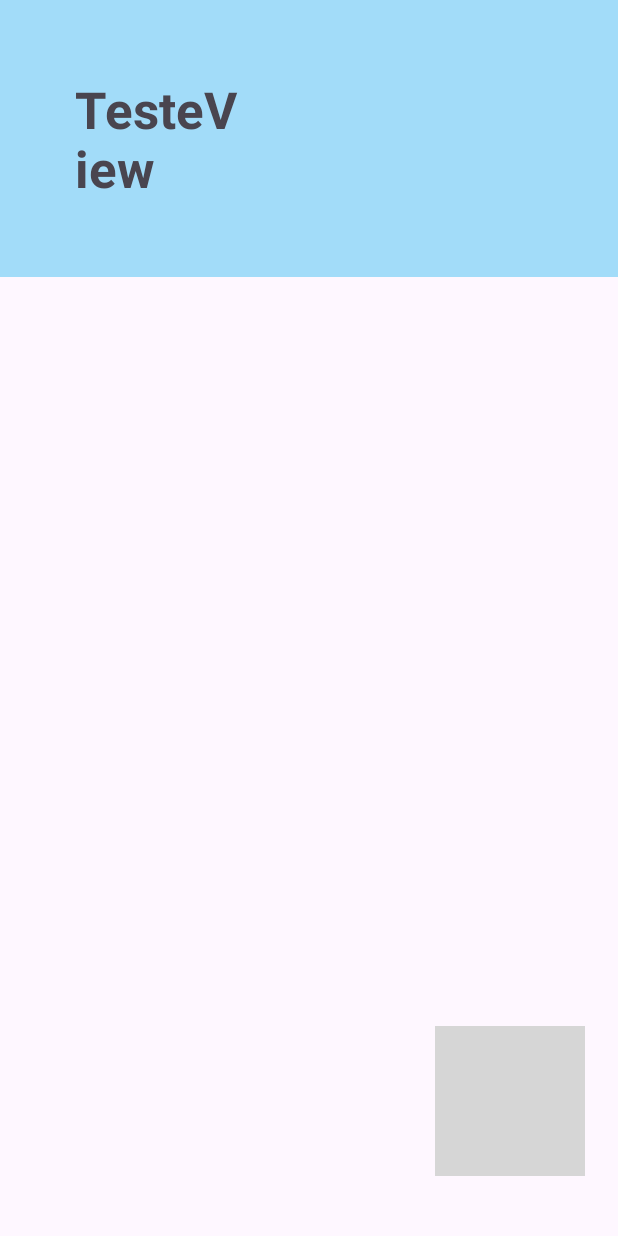
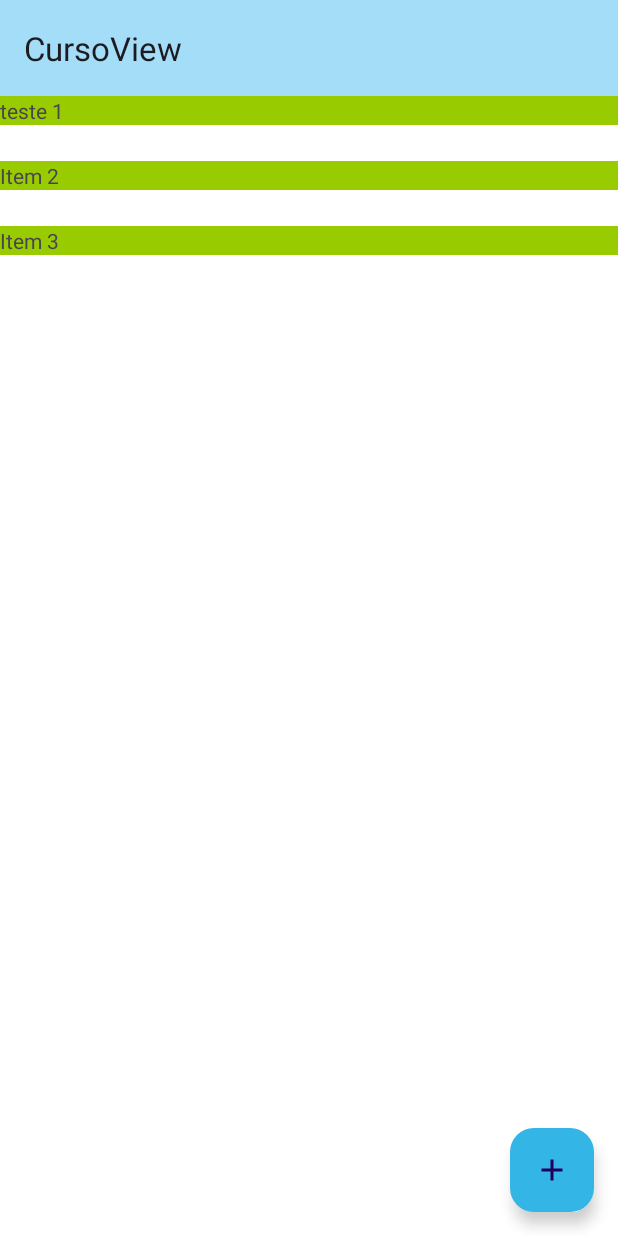
Before and after one commit to deepdevsg5/Allocation_App, an Android app: the CursoView screen opened directly, with no data from a screen before it, on a phone screen of 412 x 824 dp. Run offline under Robolectric (Android 15) with nearby library versions, the phone set to English and light mode, and no system bars; grey boxes are pictures that could not be loaded.

Commit message:
update layout tela2 and recycler View config

```diff
--- a/app/src/main/java/com/example/allocation_app/CursoView.kt
+++ b/app/src/main/java/com/example/allocation_app/CursoView.kt
@@ -2,10 +2,21 @@ package com.example.allocation_app
 
 import androidx.appcompat.app.AppCompatActivity
 import android.os.Bundle
+import androidx.recyclerview.widget.LinearLayoutManager
+import androidx.recyclerview.widget.RecyclerView
 
 class CursoView : AppCompatActivity() {
     override fun onCreate(savedInstanceState: Bundle?) {
         super.onCreate(savedInstanceState)
         setContentView(R.layout.activity_curso_view)
+
+        val recyclerView = findViewById<RecyclerView>(R.id.recycler_view_registered)
+        val layoutManager = LinearLayoutManager(this)
+        recyclerView.layoutManager = layoutManager
+
+        val itens = listOf("teste 1", "Item 2", "Item 3") // Substitua isso com a lista de itens que você deseja exibir
+        val meuAdaptador = MeuAdaptador(itens)
+        recyclerView.adapter = meuAdaptador
+
     }
 }
--- a/app/src/main/java/com/example/allocation_app/Home.kt
+++ b/app/src/main/java/com/example/allocation_app/Home.kt
@@ -1,12 +1,21 @@
 package com.example.allocation_app
 
+import android.content.Intent
 import androidx.appcompat.app.AppCompatActivity
 import android.os.Bundle
+import android.widget.ImageButton
+import androidx.activity.result.contract.ActivityResultContracts
 
 class Home : AppCompatActivity() {
     override fun onCreate(savedInstanceState: Bundle?) {
         super.onCreate(savedInstanceState)
         setContentView(R.layout.activity_home)
 
+        val btcourse = findViewById<ImageButton>(R.id.ibCourse)
+        btcourse.setOnClickListener{
+            val intent = Intent (this, CursoView::class.java)
+            startActivity(intent)
+       }
+
     }
 }
--- /dev/null
+++ b/app/src/main/java/com/example/allocation_app/MeuAdaptador.kt
@@ -0,0 +1,28 @@
+package com.example.allocation_app
+
+import android.view.LayoutInflater
+import android.view.View
+import android.view.ViewGroup
+import android.widget.TextView
+import androidx.recyclerview.widget.RecyclerView
+
+class MeuAdaptador(val itens: List<String>) : RecyclerView.Adapter<MeuAdaptador.ViewHolder>() {
+
+    inner class ViewHolder(itemView: View) : RecyclerView.ViewHolder(itemView) {
+        val textView: TextView = itemView.findViewById(R.id.tx_test_nomes) // Substitua com o ID correto do TextView no layout "teste_nomes"
+    }
+
+    override fun onCreateViewHolder(parent: ViewGroup, viewType: Int): ViewHolder {
+        val view = LayoutInflater.from(parent.context).inflate(R.layout.teste_nomes, parent, false)
+        return ViewHolder(view)
+    }
+
+    override fun onBindViewHolder(holder: ViewHolder, position: Int) {
+        val item = itens[position]
+        holder.textView.text = item
+    }
+
+    override fun getItemCount(): Int {
+        return itens.size
+    }
+}
--- /dev/null
+++ b/app/src/main/res/drawable/baseline_add_24.xml
@@ -0,0 +1,5 @@
+<vector android:height="24dp" android:tint="#000000"
+    android:viewportHeight="24" android:viewportWidth="24"
+    android:width="24dp" xmlns:android="http://schemas.android.com/apk/res/android">
+    <path android:fillColor="@android:color/white" android:pathData="M19,13h-6v6h-2v-6H5v-2h6V5h2v6h6v2z"/>
+</vector>
--- a/app/src/main/res/layout/activity_curso_view.xml
+++ b/app/src/main/res/layout/activity_curso_view.xml
@@ -1,37 +1,52 @@
 <?xml version="1.0" encoding="utf-8"?>
-<androidx.constraintlayout.widget.ConstraintLayout xmlns:android="http://schemas.android.com/apk/res/android"
+<RelativeLayout
+    xmlns:android="http://schemas.android.com/apk/res/android"
+    xmlns:tools="http://schemas.android.com/tools"
     xmlns:app="http://schemas.android.com/apk/res-auto"
-    xmlns:tools="http://schemas.android.com/tools"
+
+
     android:layout_width="match_parent"
-    android:layout_height="match_parent"
-    tools:context=".CursoView">
+    android:layout_height="match_parent">
 
-    <TextView
-        android:id="@+id/textView6"
+    <com.google.android.material.appbar.AppBarLayout
+        android:id="@+id/app_bar"
+        android:layout_height="wrap_content"
+        android:layout_width="match_parent"
+        android:theme="@style/ThemeOverlay.AppCompat.ActionBar">
+
+
+            <androidx.appcompat.widget.Toolbar
+                android:id="@+id/toolbar"
+                android:background="#a4ddf8"
+                android:theme="@style/ThemeOverlay.AppCompat.ActionBar"
+                app:title="CursoView"
+                android:layout_height="wrap_content"
+                android:layout_width="match_parent">
+            </androidx.appcompat.widget.Toolbar>
+
+    </com.google.android.material.appbar.AppBarLayout>
+
+    <androidx.recyclerview.widget.RecyclerView
+        android:id="@+id/recycler_view_registered"
+        android:background="@android:color/white"
+        android:layout_width="match_parent"
+        android:layout_below="@id/app_bar"
+        android:layout_height="match_parent"
+        tools:listitem="@layout/teste_nomes"
+        android:visibility="visible"
+        app:layoutManager="androidx.recyclerview.widget.LinearLayoutManager"/>
+
+    <com.google.android.material.floatingactionbutton.FloatingActionButton
+        android:id="@+id/fab_add"
         android:layout_width="wrap_content"
         android:layout_height="wrap_content"
-        android:background="#A2DCF9"
-        android:padding="50dp"
-        android:paddingEnd="252dp"
-        android:text="TesteView"
-        android:textSize="34sp"
-        android:textStyle="bold"
-        app:layout_constraintStart_toStartOf="parent"
-        app:layout_constraintTop_toTopOf="parent" />
+        android:layout_alignParentEnd="true"
+        android:layout_alignParentBottom="true"
+        android:layout_marginEnd="16dp"
+        android:layout_marginBottom="16dp"
+        android:clickable="true"
+        app:srcCompat="@drawable/baseline_add_24"
+        app:backgroundTint="@android:color/holo_blue_light"
+        app:rippleColor="@android:color/darker_gray"/>
 
-    <ImageButton
-        android:id="@+id/ibSave"
-        android:layout_width="100dp"
-        android:layout_height="100dp"
-        android:layout_marginBottom="40dp"
-        android:background="#00FFFFFF"
-        android:clickable="true"
-        android:contentDescription="null"
-        android:focusable="true"
-        android:scaleType="fitStart"
-        app:layout_constraintBottom_toBottomOf="parent"
-        app:layout_constraintEnd_toEndOf="parent"
-        app:layout_constraintHorizontal_bias="0.93"
-        app:layout_constraintStart_toStartOf="parent"
-        app:srcCompat="@drawable/add_icone" />
-</androidx.constraintlayout.widget.ConstraintLayout>
+</RelativeLayout>
--- /dev/null
+++ b/app/src/main/res/layout/teste_nomes.xml
@@ -0,0 +1,18 @@
+<?xml version="1.0" encoding="utf-8"?>
+ <LinearLayout
+    xmlns:android="http://schemas.android.com/apk/res/android"
+    android:orientation="vertical"
+    xmlns:tools="http://schemas.android.com/tools"
+    tools:showIn="@layout/activity_curso_view"
+    android:layout_width="match_parent"
+    android:layout_height="wrap_content">
+
+    <TextView
+        android:id="@+id/tx_test_nomes"
+        android:layout_marginBottom="24dp"
+        android:text="Curso Biologia"
+        android:background="@android:color/holo_green_light"
+        android:layout_width="match_parent"
+        android:layout_height="wrap_content"/>
+
+</LinearLayout>
```
